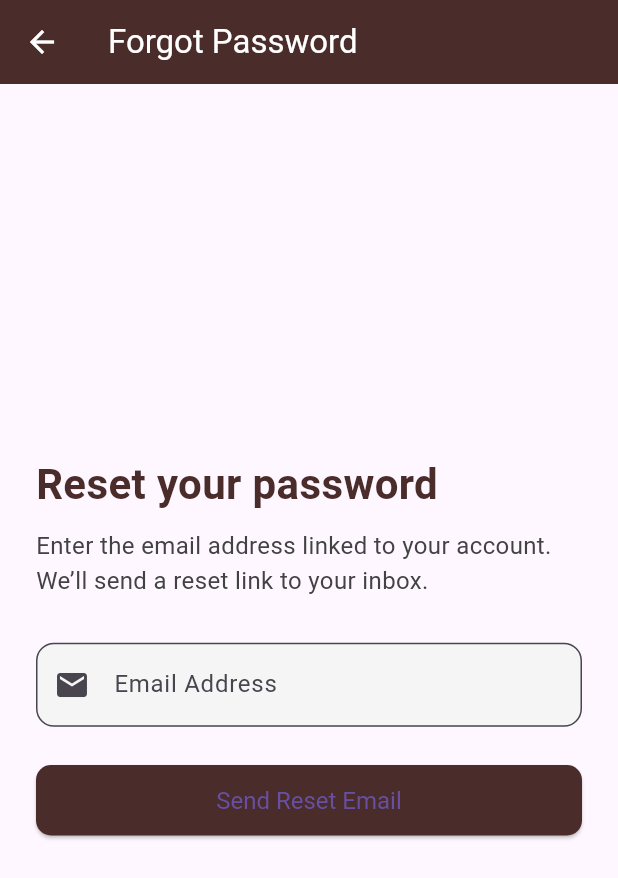
After one commit to sahkrish68/multi_vendor_cloud_resturent_system, a Flutter app: the screen it shows after launch, after a tap on "Forgot Password?", on a phone screen of 412 x 824 dp. The commit adds this screen. Shown: the top 878 px of the screen. Run offline on Flutter 3.47's test engine with Material 3 defaults, Android fonts, the phone set to English and light mode, and no system bars; our stand-ins replace cloud_firestore, firebase_auth, firebase_core, firebase_storage, image_picker; accounts and stored records are empty.

Commit message:
added forget password

```diff
--- /dev/null
+++ b/lib/screens/forget_password_screen.dart
@@ -0,0 +1,141 @@
+import 'package:flutter/material.dart';
+import 'package:firebase_auth/firebase_auth.dart';
+
+class ForgetPasswordScreen extends StatefulWidget {
+  @override
+  _ForgetPasswordScreenState createState() => _ForgetPasswordScreenState();
+}
+
+class _ForgetPasswordScreenState extends State<ForgetPasswordScreen> {
+  final TextEditingController _emailController = TextEditingController();
+  final _formKey = GlobalKey<FormState>();
+  bool isLoading = false;
+  String? _message;
+
+  Future<void> _sendResetEmail() async {
+    if (!_formKey.currentState!.validate()) return;
+
+    setState(() {
+      isLoading = true;
+      _message = null;
+    });
+
+    try {
+      await FirebaseAuth.instance
+          .sendPasswordResetEmail(email: _emailController.text.trim());
+      setState(() {
+        _message = '✔️ Password reset email sent. Please check your inbox.';
+      });
+    } on FirebaseAuthException catch (e) {
+      setState(() {
+        _message = '❌ ${e.message}';
+      });
+    } finally {
+      setState(() {
+        isLoading = false;
+      });
+    }
+  }
+
+  @override
+  Widget build(BuildContext context) {
+    final themeColor = Color(0xFF4A2C2A);
+
+    return Scaffold(
+      appBar: AppBar(
+        title: Text('Forgot Password'),
+        backgroundColor: themeColor,
+        foregroundColor: Colors.white,
+      ),
+      body: Center(
+        child: SingleChildScrollView(
+          padding: const EdgeInsets.all(24.0),
+          child: Form(
+            key: _formKey,
+            child: Column(
+              crossAxisAlignment: CrossAxisAlignment.start,
+              children: [
+                Text(
+                  'Reset your password',
+                  style: TextStyle(
+                    fontSize: 28,
+                    fontWeight: FontWeight.bold,
+                    color: themeColor,
+                  ),
+                ),
+                SizedBox(height: 10),
+                Text(
+                  'Enter the email address linked to your account. We’ll send a reset link to your inbox.',
+                  style: TextStyle(fontSize: 16, color: Colors.grey[800]),
+                ),
+                SizedBox(height: 30),
+                TextFormField(
+                  controller: _emailController,
+                  decoration: InputDecoration(
+                    labelText: 'Email Address',
+                    prefixIcon: Icon(Icons.email),
+                    border: OutlineInputBorder(
+                      borderRadius: BorderRadius.circular(12),
+                    ),
+                    filled: true,
+                    fillColor: Colors.grey[100],
+                  ),
+                  keyboardType: TextInputType.emailAddress,
+                  validator: (val) =>
+                      val == null || val.isEmpty ? 'Enter your email' : null,
+                ),
+                SizedBox(height: 25),
+                SizedBox(
+                  width: double.infinity,
+                  child: ElevatedButton(
+                    onPressed: isLoading ? null : _sendResetEmail,
+                    child: isLoading
+                        ? SizedBox(
+                            width: 20,
+                            height: 20,
+                            child: CircularProgressIndicator(color: Colors.white, strokeWidth: 2),
+                          )
+                        : Text('Send Reset Email'),
+                    style: ElevatedButton.styleFrom(
+                      backgroundColor: themeColor,
+                      padding: EdgeInsets.symmetric(vertical: 14),
+                      textStyle: TextStyle(fontSize: 16),
+                      shape: RoundedRectangleBorder(
+                        borderRadius: BorderRadius.circular(10),
+                      ),
+                    ),
+                  ),
+                ),
+                SizedBox(height: 20),
+                if (_message != null)
+                  Container(
+                    padding: EdgeInsets.all(12),
+                    decoration: BoxDecoration(
+                      color: _message!.startsWith('✔️')
+                          ? Colors.green[50]
+                          : Colors.red[50],
+                      borderRadius: BorderRadius.circular(8),
+                      border: Border.all(
+                        color: _message!.startsWith('✔️')
+                            ? Colors.green
+                            : Colors.red,
+                      ),
+                    ),
+                    child: Text(
+                      _message!,
+                      style: TextStyle(
+                        color: _message!.startsWith('✔️')
+                            ? Colors.green[800]
+                            : Colors.red[800],
+                        fontSize: 15,
+                      ),
+                    ),
+                  ),
+              ],
+            ),
+          ),
+        ),
+      ),
+    );
+  }
+}
--- a/lib/screens/login_screen.dart
+++ b/lib/screens/login_screen.dart
@@ -6,6 +6,8 @@ import 'home_screen.dart';
 import 'trader_home_screen.dart';
 import 'admin/admin_dashboard.dart';
 import 'register_screen.dart';
+import 'forget_password_screen.dart';
+
 
 class LoginScreen extends StatefulWidget {
   @override
@@ -111,7 +113,7 @@ class _LoginScreenState extends State<LoginScreen> {
   @override
   Widget build(BuildContext context) {
     return Scaffold(
-      backgroundColor: Color(0xFFFFF2E6), // Light background to match splash
+      backgroundColor: Color(0xFFFFF2E6),
       body: Center(
         child: SingleChildScrollView(
           padding: EdgeInsets.symmetric(horizontal: 24, vertical: 40),
@@ -164,7 +166,25 @@ class _LoginScreenState extends State<LoginScreen> {
                   obscureText: _obscurePassword,
                   validator: (val) => val!.length < 6 ? 'Minimum 6 characters' : null,
                 ),
-                SizedBox(height: 20),
+                SizedBox(height: 10),
+                Align(
+                  alignment: Alignment.centerRight,
+                  child: TextButton(
+                    onPressed: isLoading
+                        ? null
+                        : () {
+                            Navigator.push(
+                              context,
+                              MaterialPageRoute(
+                                  builder: (context) => ForgetPasswordScreen()),
+                            );
+                          },
+                    child: Text(
+                      'Forgot Password?',
+                      style: TextStyle(color: Color(0xFF4A2C2A), fontSize: 14),
+                    ),
+                  ),
+                ),
                 if (_errorMessage != null)
                   Text(
                     _errorMessage!,
```
